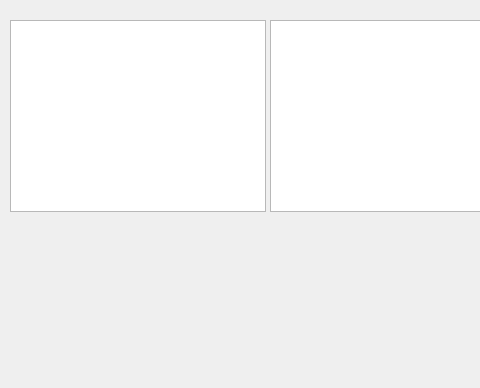
This is mainwindow.ui in tangalbert919/AeroControlCenter as Qt 5 draws it before an edit; both pictures show x 0 to 480 and y 0 to 388 of the 800 by 576 pixel window. The edited form follows.
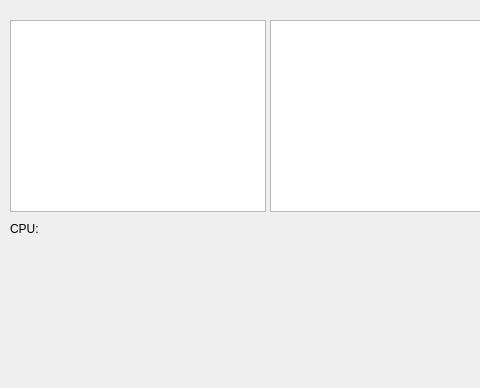
This is the edited form.

Commit message: Get and display CPU name

What changed in the file:
```diff
--- a/mainwindow.ui
+++ b/mainwindow.ui
@@ -213,6 +213,19 @@
      <enum>Qt::ScrollBarAlwaysOff</enum>
     </property>
    </widget>
+   <widget class="QLabel" name="cpuLabel">
+    <property name="geometry">
+     <rect>
+      <x>10</x>
+      <y>220</y>
+      <width>256</width>
+      <height>17</height>
+     </rect>
+    </property>
+    <property name="text">
+     <string>CPU: </string>
+    </property>
+   </widget>
   </widget>
   <widget class="QMenuBar" name="menubar">
    <property name="geometry">
```
The commit also changes 1 other file.
